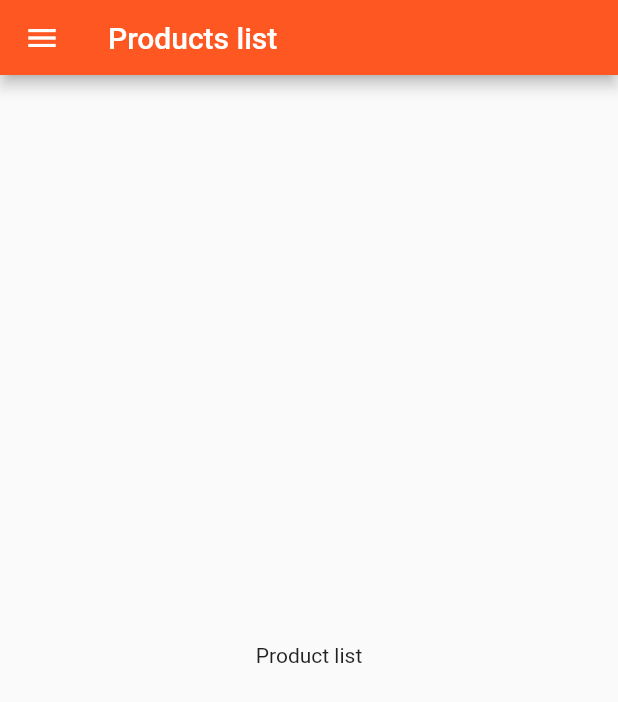
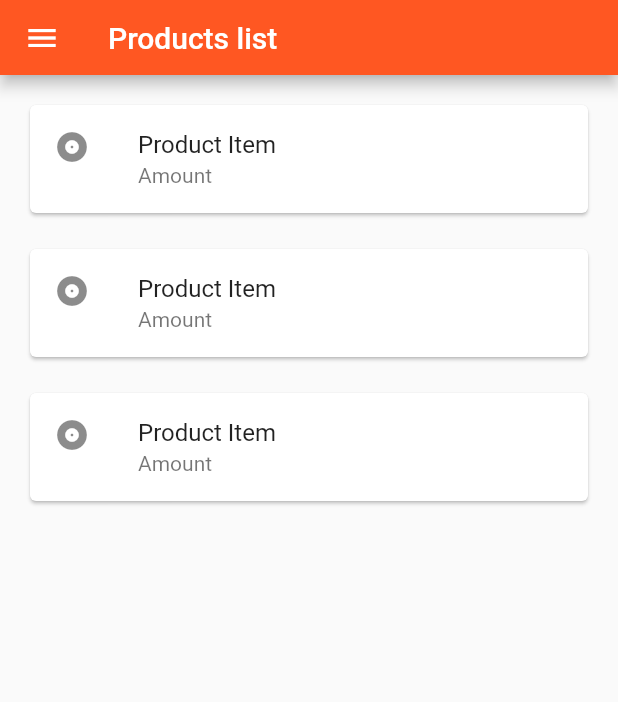
Before and after one commit to Nimor111/grocery-list, a Flutter app: the ProductList screen opened directly, on a phone screen of 412 x 824 dp. Shown: the top 702 px of the screen. Run offline on Flutter 3.47's test engine with Material 2 defaults, Android fonts, the phone set to English and light mode, and no system bars.

Commit message:
Add product item component

```diff
--- /dev/null
+++ b/lib/modules/products/components/ProductItem.dart
@@ -0,0 +1,21 @@
+import 'package:flutter/material.dart';
+
+class ProductItem extends StatelessWidget {
+  @override
+  Widget build(BuildContext context) {
+    return Container(
+      padding: const EdgeInsets.all(8),
+      child: Card(
+        child: Column(
+          children: <Widget>[
+            const ListTile(
+              leading: Icon(Icons.album),
+              title: Text('Product Item'),
+              subtitle: Text('Amount'),
+            )
+          ],
+        ),
+      ),
+    );
+  }
+}
--- a/lib/modules/products/components/ProductList.dart
+++ b/lib/modules/products/components/ProductList.dart
@@ -2,6 +2,7 @@ import 'package:flutter/material.dart';
 
 import 'package:grocery_list/modules/core/components/GroceryBar.dart';
 import 'package:grocery_list/modules/core/components/GroceryDrawer.dart';
+import 'package:grocery_list/modules/products/components/ProductItem.dart';
 
 class ProductList extends StatelessWidget {
   @override
@@ -10,8 +11,14 @@ class ProductList extends StatelessWidget {
       drawer: GroceryDrawer(),
       appBar: GroceryBar(title: 'Products list'),
       body: Container(
-        padding: const EdgeInsets.all(32),
-        child: Center(child: Text('Product list')),
+        padding: const EdgeInsets.all(8),
+        child: ListView(
+          children: <Widget>[
+            ProductItem(),
+            ProductItem(),
+            ProductItem(),
+          ],
+        ),
       ),
     );
   }
```
